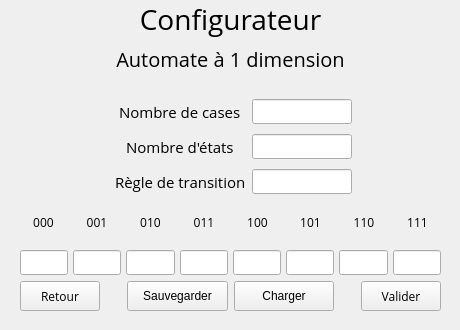
Before: the Qt Designer form Code/AutoCell/configelementaryautomatonwindow.ui in Nawhal/AutoCell, drawn with Qt 5.
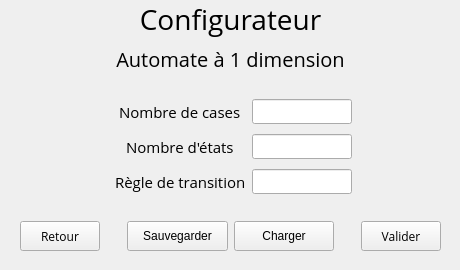
After: the same form once the commit is applied.

The edit to the form file:
```diff
--- a/Code/AutoCell/configelementaryautomatonwindow.ui
+++ b/Code/AutoCell/configelementaryautomatonwindow.ui
@@ -7,7 +7,7 @@
     <x>0</x>
     <y>0</y>
     <width>460</width>
-    <height>330</height>
+    <height>270</height>
    </rect>
   </property>
   <property name="sizePolicy">
@@ -19,13 +19,13 @@
   <property name="minimumSize">
    <size>
     <width>460</width>
-    <height>330</height>
+    <height>270</height>
    </size>
   </property>
   <property name="maximumSize">
    <size>
     <width>460</width>
-    <height>330</height>
+    <height>270</height>
    </size>
   </property>
   <property name="windowTitle">
@@ -37,7 +37,7 @@
      <x>0</x>
      <y>0</y>
      <width>461</width>
-     <height>331</height>
+     <height>271</height>
     </rect>
    </property>
    <layout class="QVBoxLayout" name="verticalLayout">
@@ -233,405 +233,6 @@
       </item>
      </layout>
     </item>
-    <item>
-     <layout class="QHBoxLayout" name="numberBitLabelLayout">
-      <property name="leftMargin">
-       <number>20</number>
-      </property>
-      <property name="rightMargin">
-       <number>20</number>
-      </property>
-      <item>
-       <widget class="QLabel" name="label000">
-        <property name="font">
-         <font>
-          <family>Open Sans</family>
-          <pointsize>9</pointsize>
-         </font>
-        </property>
-        <property name="text">
-         <string>000</string>
-        </property>
-        <property name="alignment">
-         <set>Qt::AlignCenter</set>
-        </property>
-       </widget>
-      </item>
-      <item>
-       <widget class="QLabel" name="label001">
-        <property name="font">
-         <font>
-          <family>Open Sans</family>
-          <pointsize>9</pointsize>
-         </font>
-        </property>
-        <property name="text">
-         <string>001</string>
-        </property>
-        <property name="alignment">
-         <set>Qt::AlignCenter</set>
-        </property>
-       </widget>
-      </item>
-      <item>
-       <widget class="QLabel" name="label010">
-        <property name="font">
-         <font>
-          <family>Open Sans</family>
-          <pointsize>9</pointsize>
-         </font>
-        </property>
-        <property name="text">
-         <string>010</string>
-        </property>
-        <property name="alignment">
-         <set>Qt::AlignCenter</set>
-        </property>
-       </widget>
-      </item>
-      <item>
-       <widget class="QLabel" name="label011">
-        <property name="font">
-         <font>
-          <family>Open Sans</family>
-          <pointsize>9</pointsize>
-         </font>
-        </property>
-        <property name="text">
-         <string>011</string>
-        </property>
-        <property name="alignment">
-         <set>Qt::AlignCenter</set>
-        </property>
-       </widget>
-      </item>
-      <item>
-       <widget class="QLabel" name="label100">
-        <property name="font">
-         <font>
-          <family>Open Sans</family>
-          <pointsize>9</pointsize>
-         </font>
-        </property>
-        <property name="text">
-         <string>100</string>
-        </property>
-        <property name="alignment">
-         <set>Qt::AlignCenter</set>
-        </property>
-       </widget>
-      </item>
-      <item>
-       <widget class="QLabel" name="label101">
-        <property name="font">
-         <font>
-          <family>Open Sans</family>
-          <pointsize>9</pointsize>
-         </font>
-        </property>
-        <property name="text">
-         <string>101</string>
-        </property>
-        <property name="alignment">
-         <set>Qt::AlignCenter</set>
-        </property>
-       </widget>
-      </item>
-      <item>
-       <widget class="QLabel" name="label110">
-        <property name="font">
-         <font>
-          <family>Open Sans</family>
-          <pointsize>9</pointsize>
-         </font>
-        </property>
-        <property name="text">
-         <string>110</string>
-        </property>
-        <property name="alignment">
-         <set>Qt::AlignCenter</set>
-        </property>
-       </widget>
-      </item>
-      <item>
-       <widget class="QLabel" name="label111">
-        <property name="font">
-         <font>
-          <family>Open Sans</family>
-          <pointsize>9</pointsize>
-         </font>
-        </property>
-        <property name="text">
-         <string>111</string>
-        </property>
-        <property name="alignment">
-         <set>Qt::AlignCenter</set>
-        </property>
-       </widget>
-      </item>
-     </layout>
-    </item>
-    <item>
-     <layout class="QHBoxLayout" name="numberBitLayout">
-      <property name="spacing">
-       <number>5</number>
-      </property>
-      <property name="leftMargin">
-       <number>20</number>
-      </property>
-      <property name="rightMargin">
-       <number>20</number>
-      </property>
-      <item>
-       <widget class="QLineEdit" name="numberBitLineEdit0">
-        <property name="enabled">
-         <bool>true</bool>
-        </property>
-        <property name="maximumSize">
-         <size>
-          <width>55</width>
-          <height>16777215</height>
-         </size>
-        </property>
-        <property name="font">
-         <font>
-          <family>Open Sans</family>
-          <kerning>true</kerning>
-         </font>
-        </property>
-        <property name="cursor">
-         <cursorShape>ArrowCursor</cursorShape>
-        </property>
-        <property name="focusPolicy">
-         <enum>Qt::NoFocus</enum>
-        </property>
-        <property name="alignment">
-         <set>Qt::AlignCenter</set>
-        </property>
-        <property name="readOnly">
-         <bool>true</bool>
-        </property>
-       </widget>
-      </item>
-      <item>
-       <widget class="QLineEdit" name="numberBitLineEdit1">
-        <property name="enabled">
-         <bool>true</bool>
-        </property>
-        <property name="maximumSize">
-         <size>
-          <width>55</width>
-          <height>16777215</height>
-         </size>
-        </property>
-        <property name="font">
-         <font>
-          <family>Open Sans</family>
-          <kerning>true</kerning>
-         </font>
-        </property>
-        <property name="cursor">
-         <cursorShape>ArrowCursor</cursorShape>
-        </property>
-        <property name="focusPolicy">
-         <enum>Qt::NoFocus</enum>
-        </property>
-        <property name="alignment">
-         <set>Qt::AlignCenter</set>
-        </property>
-        <property name="readOnly">
-         <bool>true</bool>
-        </property>
-       </widget>
-      </item>
-      <item>
-       <widget class="QLineEdit" name="numberBitLineEdit2">
-        <property name="enabled">
-         <bool>true</bool>
-        </property>
-        <property name="maximumSize">
-         <size>
-          <width>55</width>
-          <height>16777215</height>
-         </size>
-        </property>
-        <property name="font">
-         <font>
-          <family>Open Sans</family>
-          <kerning>true</kerning>
-         </font>
-        </property>
-        <property name="cursor">
-         <cursorShape>ArrowCursor</cursorShape>
-        </property>
-        <property name="focusPolicy">
-         <enum>Qt::NoFocus</enum>
-        </property>
-        <property name="alignment">
-         <set>Qt::AlignCenter</set>
-        </property>
-        <property name="readOnly">
-         <bool>true</bool>
-        </property>
-       </widget>
-      </item>
-      <item>
-       <widget class="QLineEdit" name="numberBitLineEdit3">
-        <property name="enabled">
-         <bool>true</bool>
-        </property>
-        <property name="maximumSize">
-         <size>
-          <width>55</width>
-          <height>16777215</height>
-         </size>
-        </property>
-        <property name="font">
-         <font>
-          <family>Open Sans</family>
-          <kerning>true</kerning>
-         </font>
-        </property>
-        <property name="cursor">
-         <cursorShape>ArrowCursor</cursorShape>
-        </property>
-        <property name="focusPolicy">
-         <enum>Qt::NoFocus</enum>
-        </property>
-        <property name="alignment">
-         <set>Qt::AlignCenter</set>
-        </property>
-        <property name="readOnly">
-         <bool>true</bool>
-        </property>
-       </widget>
-      </item>
-      <item>
-       <widget class="QLineEdit" name="numberBitLineEdit4">
-        <property name="enabled">
-         <bool>true</bool>
-        </property>
-        <property name="maximumSize">
-         <size>
-          <width>55</width>
-          <height>16777215</height>
-         </size>
-        </property>
-        <property name="font">
-         <font>
-          <family>Open Sans</family>
-          <kerning>true</kerning>
-         </font>
-        </property>
-        <property name="cursor">
-         <cursorShape>ArrowCursor</cursorShape>
-        </property>
-        <property name="focusPolicy">
-         <enum>Qt::NoFocus</enum>
-        </property>
-        <property name="alignment">
-         <set>Qt::AlignCenter</set>
-        </property>
-        <property name="readOnly">
-         <bool>true</bool>
-        </property>
-       </widget>
-      </item>
-      <item>
-       <widget class="QLineEdit" name="numberBitLineEdit5">
-        <property name="enabled">
-         <bool>true</bool>
-        </property>
-        <property name="maximumSize">
-         <size>
-          <width>55</width>
-          <height>16777215</height>
-         </size>
-        </property>
-        <property name="font">
-         <font>
-          <family>Open Sans</family>
-          <kerning>true</kerning>
-         </font>
-        </property>
-        <property name="cursor">
-         <cursorShape>ArrowCursor</cursorShape>
-        </property>
-        <property name="focusPolicy">
-         <enum>Qt::NoFocus</enum>
-        </property>
-        <property name="alignment">
-         <set>Qt::AlignCenter</set>
-        </property>
-        <property name="readOnly">
-         <bool>true</bool>
-        </property>
-       </widget>
-      </item>
-      <item>
-       <widget class="QLineEdit" name="numberBitLineEdit6">
-        <property name="enabled">
-         <bool>true</bool>
-        </property>
-        <property name="maximumSize">
-         <size>
-          <width>55</width>
-          <height>16777215</height>
-         </size>
-        </property>
-        <property name="font">
-         <font>
-          <family>Open Sans</family>
-          <kerning>true</kerning>
-         </font>
-        </property>
-        <property name="cursor">
-         <cursorShape>ArrowCursor</cursorShape>
-        </property>
-        <property name="focusPolicy">
-         <enum>Qt::NoFocus</enum>
-        </property>
-        <property name="alignment">
-         <set>Qt::AlignCenter</set>
-        </property>
-        <property name="readOnly">
-         <bool>true</bool>
-        </property>
-       </widget>
-      </item>
-      <item>
-       <widget class="QLineEdit" name="numberBitLineEdit7">
-        <property name="enabled">
-         <bool>true</bool>
-        </property>
-        <property name="maximumSize">
-         <size>
-          <width>55</width>
-          <height>16777215</height>
-         </size>
-        </property>
-        <property name="font">
-         <font>
-          <family>Open Sans</family>
-          <kerning>true</kerning>
-         </font>
-        </property>
-        <property name="cursor">
-         <cursorShape>ArrowCursor</cursorShape>
-        </property>
-        <property name="focusPolicy">
-         <enum>Qt::NoFocus</enum>
-        </property>
-        <property name="alignment">
-         <set>Qt::AlignCenter</set>
-        </property>
-        <property name="readOnly">
-         <bool>true</bool>
-        </property>
-       </widget>
-      </item>
-     </layout>
-    </item>
     <item>
      <layout class="QHBoxLayout" name="buttonLayout">
       <property name="sizeConstraint">
```
